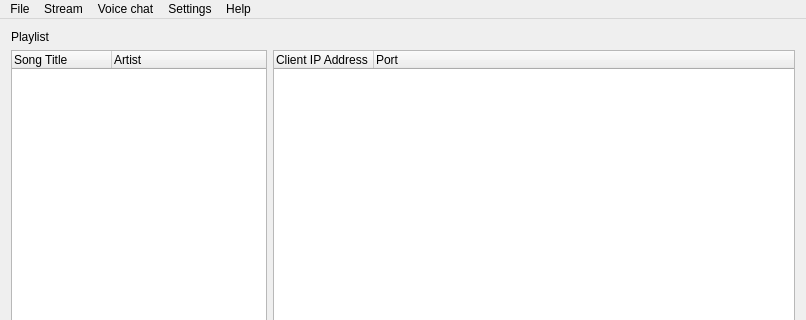
The window that src/mainwindow.ui (willamm/CommAudio) describes before a commit, drawn with Qt 5; both pictures show x 0 to 806 and y 0 to 320 of the 806 by 543 pixel window.
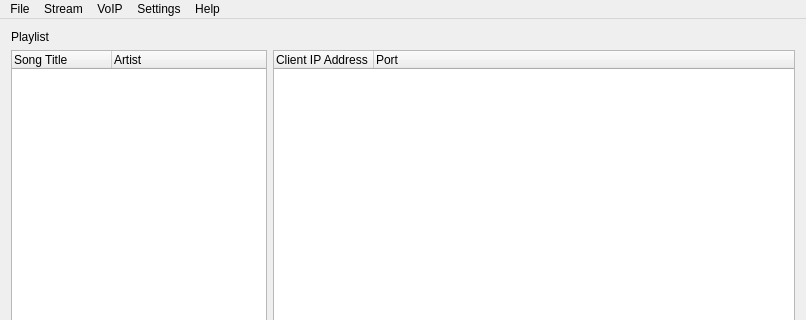
The same window after the commit. Icons and pictures are not drawn.

The edit to the form file:
```diff
--- a/src/mainwindow.ui
+++ b/src/mainwindow.ui
@@ -196,7 +196,7 @@
      <x>0</x>
      <y>0</y>
      <width>806</width>
-     <height>22</height>
+     <height>20</height>
     </rect>
    </property>
    <widget class="QMenu" name="menuFile">
@@ -228,7 +228,7 @@
    </widget>
    <widget class="QMenu" name="menuVoice_chat">
     <property name="title">
-     <string>Voice chat</string>
+     <string>VoIP</string>
     </property>
     <addaction name="actionStart_session"/>
     <addaction name="actionJoin_session"/>
```
Left out of the diff: 21 changed lines with no effect on the pictures.
